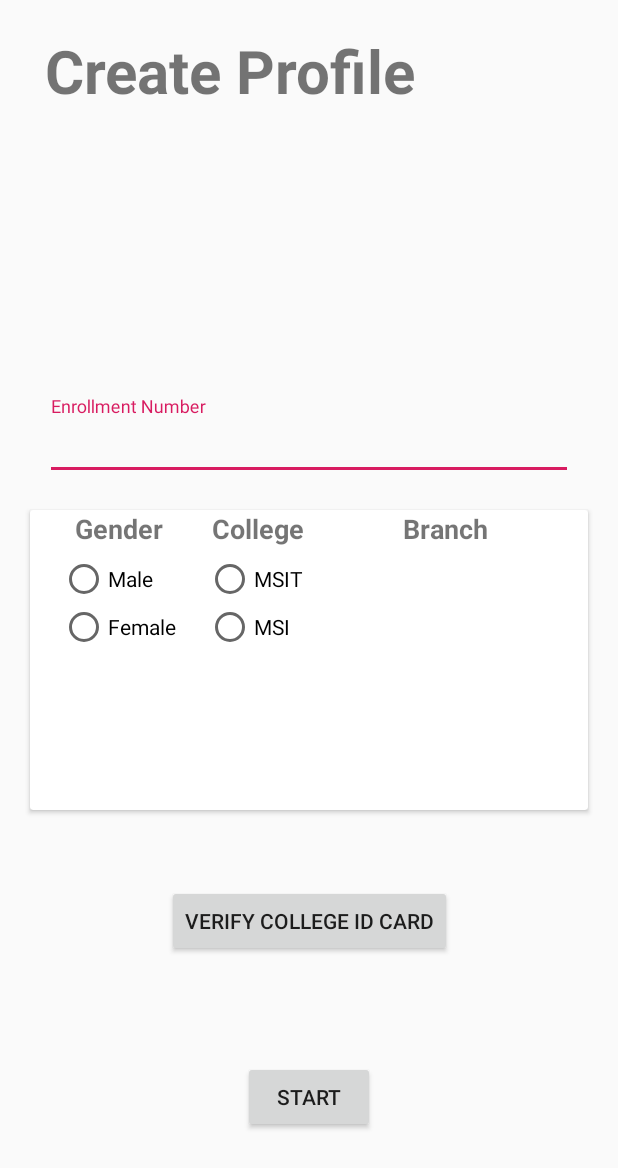
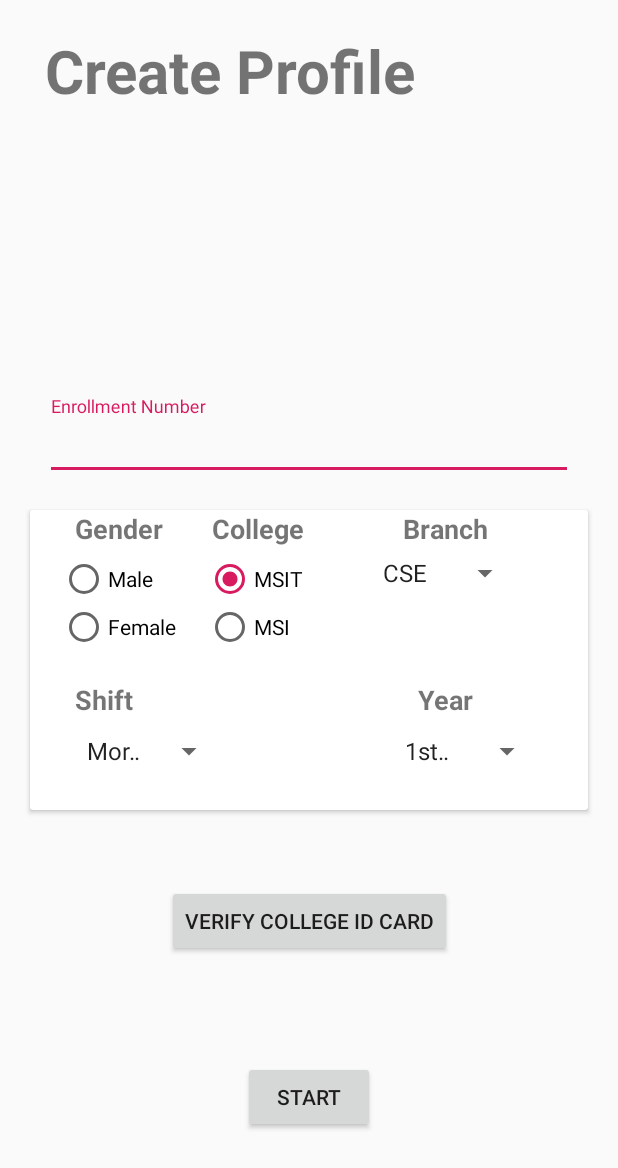
Before and after one commit to dubey2k/MSTi, an Android app: the layout create_profile.xml on its own in the app's theme, with its tools: preview values and no code run, on a phone screen of 412 x 824 dp. Shown: the top 1168 px of the screen. Run offline under Robolectric (Android 15) with nearby library versions, the phone set to English and light mode, and no system bars.

Commit message:
profile ui half complete

```diff
--- a/app/src/main/res/layout/activity_registeration.xml
+++ b/app/src/main/res/layout/create_profile.xml
@@ -4,7 +4,7 @@
     xmlns:tools="http://schemas.android.com/tools"
     android:layout_width="match_parent"
     android:layout_height="match_parent"
-    >
+    tools:context=".Create_Profile">
 
     <TextView
         android:id="@+id/textView4"
@@ -82,28 +82,6 @@
 
             </RadioGroup>
 
-            <RadioGroup
-                android:id="@+id/college"
-                android:layout_width="wrap_content"
-                android:layout_height="wrap_content"
-                android:layout_marginStart="20dp"
-                android:layout_marginTop="5dp"
-                app:layout_constraintStart_toEndOf="@+id/gender"
-                app:layout_constraintTop_toBottomOf="@+id/textView6">
-
-                <RadioButton
-                    android:id="@+id/msit"
-                    android:layout_width="match_parent"
-                    android:layout_height="wrap_content"
-                    android:text="MSIT" />
-
-                <RadioButton
-                    android:id="@+id/msi"
-                    android:layout_width="match_parent"
-                    android:layout_height="wrap_content"
-                    android:text="MSI" />
-            </RadioGroup>
-
             <TextView
                 android:id="@+id/textView5"
                 android:layout_width="wrap_content"
@@ -136,6 +114,83 @@
                 app:layout_constraintEnd_toEndOf="parent"
                 app:layout_constraintStart_toEndOf="@+id/college"
                 app:layout_constraintTop_toTopOf="parent" />
+
+            <Spinner
+                android:id="@+id/Branch_spinner"
+                android:layout_width="100dp"
+                android:layout_height="wrap_content"
+                android:layout_marginTop="5dp"
+                android:entries="@array/MSIT_branch"
+                app:layout_constraintEnd_toEndOf="parent"
+                app:layout_constraintStart_toEndOf="@+id/college"
+                app:layout_constraintTop_toBottomOf="@+id/textView7" />
+
+            <RadioGroup
+                android:id="@+id/college"
+                android:layout_width="wrap_content"
+                android:layout_height="wrap_content"
+                android:layout_marginStart="20dp"
+                android:layout_marginTop="5dp"
+                app:layout_constraintStart_toEndOf="@+id/gender"
+                app:layout_constraintTop_toBottomOf="@+id/textView6">
+
+                <RadioButton
+                    android:id="@+id/msit"
+                    android:checked="true"
+                    android:layout_width="match_parent"
+                    android:layout_height="wrap_content"
+                    android:text="MSIT" />
+
+                <RadioButton
+                    android:id="@+id/msi"
+                    android:layout_width="match_parent"
+                    android:layout_height="wrap_content"
+                    android:text="MSI" />
+            </RadioGroup>
+
+            <Spinner
+                android:id="@+id/student_shift"
+                android:layout_width="100dp"
+                android:layout_height="wrap_content"
+                android:layout_marginStart="30dp"
+                android:layout_marginTop="10dp"
+                android:entries="@array/Shift"
+                app:layout_constraintStart_toStartOf="parent"
+                app:layout_constraintTop_toBottomOf="@+id/textView3" />
+
+            <Spinner
+                android:id="@+id/student_year"
+                android:layout_width="100dp"
+                android:layout_height="wrap_content"
+                android:layout_marginTop="10dp"
+                android:layout_marginEnd="30dp"
+                android:entries="@array/four_years"
+                app:layout_constraintEnd_toEndOf="parent"
+                app:layout_constraintTop_toBottomOf="@+id/textView8" />
+
+            <TextView
+                android:id="@+id/textView3"
+                android:layout_width="wrap_content"
+                android:layout_height="wrap_content"
+                android:layout_marginStart="30dp"
+                android:layout_marginTop="20dp"
+                android:text="Shift"
+                android:textSize="18sp"
+                android:textStyle="bold"
+                app:layout_constraintStart_toStartOf="parent"
+                app:layout_constraintTop_toBottomOf="@+id/gender" />
+
+            <TextView
+                android:id="@+id/textView8"
+                android:layout_width="wrap_content"
+                android:layout_height="wrap_content"
+                android:layout_marginTop="20dp"
+                android:text="Year"
+                android:textSize="18sp"
+                android:textStyle="bold"
+                app:layout_constraintEnd_toEndOf="parent"
+                app:layout_constraintStart_toEndOf="@+id/college"
+                app:layout_constraintTop_toBottomOf="@+id/college" />
         </androidx.constraintlayout.widget.ConstraintLayout>
     </androidx.cardview.widget.CardView>
 
--- /dev/null
+++ b/app/src/main/res/layout/qr_scanner.xml
@@ -0,0 +1,6 @@
+<?xml version="1.0" encoding="utf-8"?>
+<LinearLayout xmlns:android="http://schemas.android.com/apk/res/android"
+    android:orientation="vertical" android:layout_width="match_parent"
+    android:layout_height="match_parent">
+
+</LinearLayout>
--- a/app/src/main/res/values/strings.xml
+++ b/app/src/main/res/values/strings.xml
@@ -1,3 +1,28 @@
 <resources>
     <string name="app_name">MSTi</string>
+    <string-array name="MSI_branch">
+        <item>BCA</item>
+        <item>BBA</item>
+    </string-array>
+    <string-array name="MSIT_branch">
+        <item>CSE</item>
+        <item>IT</item>
+        <item>ECE</item>
+        <item>EEE</item>
+    </string-array>
+    <string-array name="Shift">
+        <item>Morning</item>
+        <item>Evening</item>
+    </string-array>
+    <string-array name="three_years">
+        <item>1st yr</item>
+        <item>2nd yr</item>
+        <item>3rd yr</item>
+    </string-array>
+    <string-array name="four_years">
+        <item>1st yr</item>
+        <item>2nd yr</item>
+        <item>3rd yr</item>
+        <item>4th yr</item>
+    </string-array>
 </resources>
```
Also changed, not shown: app/src/main/java/com/example/msti/Create_Profile.java (added, +118 -0 lines), app/src/main/java/com/example/msti/MainActivity.java (+8 -1 lines), app/src/main/res/layout/activity_main.xml (+10 -0 lines).
